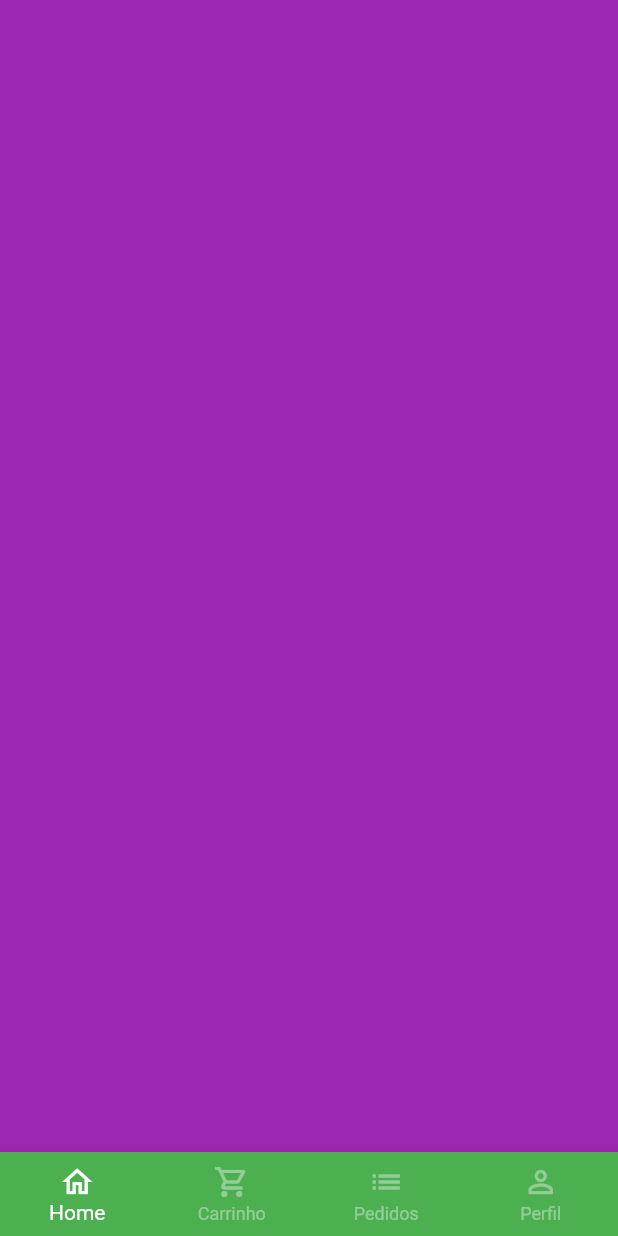
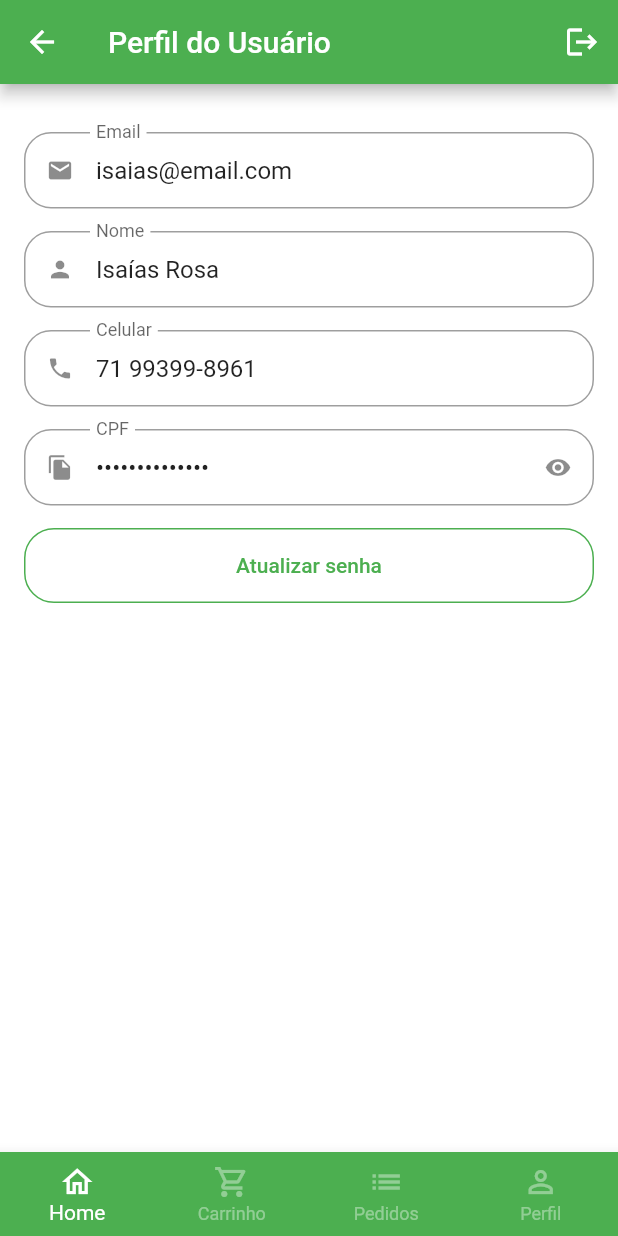
Before and after one commit to isaias99i/GreenGrocer, a Flutter app: the BaseScreen screen opened directly, swiped to page 4, on a phone screen of 412 x 824 dp. Run offline on Flutter 3.47's test engine with Material 2 defaults, Android fonts, the phone set to English and light mode, and no system bars; our stand-ins replace animated_text_kit, badges, mask_text_input_formatter.

Commit message:
Início de configuração da tela de Perfil do usuário

```diff
--- a/lib/src/config/app_data.dart
+++ b/lib/src/config/app_data.dart
@@ -1,5 +1,6 @@
 import 'package:greengrocer/src/models/cart_item_model.dart';
 import 'package:greengrocer/src/models/item_model.dart';
+import 'package:greengrocer/src/models/user_model.dart';
 
 ItemModel apple = ItemModel(
   description: 'Maçã de qualidade e benefício',
@@ -80,3 +81,11 @@ List<CartItemModel> cartItems = [
     quantity: 1,
   ),
 ];
+
+UserModel user = UserModel(
+  phone: '71 99399-8961',
+  cpf: '000.444.333-11',
+  email: 'isaias@email.com',
+  name: 'Isaías Rosa',
+  password: 'admin',
+);
--- /dev/null
+++ b/lib/src/models/user_model.dart
@@ -0,0 +1,15 @@
+class UserModel {
+  late String name;
+  late String email;
+  late String phone;
+  late String cpf;
+  late String password;
+
+  UserModel({
+    required this.phone,
+    required this.cpf,
+    required this.email,
+    required this.name,
+    required this.password,
+  });
+}
--- a/lib/src/pages/base/base_screen.dart
+++ b/lib/src/pages/base/base_screen.dart
@@ -1,4 +1,5 @@
 import 'package:flutter/material.dart';
+import 'package:greengrocer/src/pages/profile/profile_tab.dart';
 
 import '../cart/cart_tab.dart';
 import '../home/home_tab.dart';
@@ -22,9 +23,9 @@ class _BaseScreenState extends State<BaseScreen> {
         controller: pageController,
         children: [
           const HomeTab(),
-          CartTab(),
+          const CartTab(),
           Container(color: Colors.black,),
-          Container(color: Colors.purple,),
+          const ProfileTab(),
         ],
       ),
       bottomNavigationBar: BottomNavigationBar(
--- a/lib/src/pages/common_widgets/custom_text_field.dart
+++ b/lib/src/pages/common_widgets/custom_text_field.dart
@@ -6,6 +6,8 @@ class CustomTextField extends StatefulWidget {
   final String label;
   final bool isSecret;
   final List<TextInputFormatter>? inputFormatters;
+  final String? inicialValue;
+  final bool readOnly;
 
   const CustomTextField({
     Key? key,
@@ -13,6 +15,8 @@ class CustomTextField extends StatefulWidget {
     required this.label,
     this.isSecret = false,
     this.inputFormatters,
+    this.inicialValue,
+    this.readOnly = false,
   }) : super(key: key);
 
   @override
@@ -34,6 +38,8 @@ class _CustomTextFieldState extends State<CustomTextField> {
     return Padding(
       padding: const EdgeInsets.only(bottom: 15),
       child: TextFormField(
+        readOnly: widget.readOnly,
+        initialValue: widget.inicialValue,
         inputFormatters: widget.inputFormatters,
         obscureText: isObscure,
         decoration: InputDecoration(
--- /dev/null
+++ b/lib/src/pages/profile/profile_tab.dart
@@ -0,0 +1,77 @@
+import 'package:flutter/material.dart';
+import 'package:greengrocer/src/pages/common_widgets/custom_text_field.dart';
+import 'package:greengrocer/src/config/app_data.dart' as appData;
+
+class ProfileTab extends StatelessWidget {
+  const ProfileTab({Key? key}) : super(key: key);
+
+  @override
+  Widget build(BuildContext context) {
+    return Scaffold(
+      appBar: AppBar(
+        title: const Text('Perfil do Usuário'),
+        actions: [
+          IconButton(
+              onPressed: () {},
+              icon: const Icon(
+                Icons.logout,
+              ))
+        ],
+      ),
+      body: ListView(
+        physics: const BouncingScrollPhysics(),
+        padding: const EdgeInsets.fromLTRB(16, 32, 16, 16),
+        children: [
+          //Email
+          CustomTextField(
+            readOnly: true,
+            inicialValue: appData.user.email,
+            icon: Icons.email,
+            label: 'Email',
+          ),
+
+          // Nome
+          CustomTextField(
+            readOnly: true,
+            inicialValue: appData.user.name,
+            icon: Icons.person,
+            label: 'Nome',
+          ),
+
+          //Celular
+          CustomTextField(
+            readOnly: true,
+            inicialValue: appData.user.phone,
+            icon: Icons.phone,
+            label: 'Celular',
+          ),
+
+          //CPF
+          CustomTextField(
+            readOnly: true,
+            inicialValue: appData.user.cpf,
+            icon: Icons.file_copy,
+            label: 'CPF',
+            isSecret: true,
+          ),
+
+          //Botão atualizar senha
+          SizedBox(
+            height: 50,
+            child: OutlinedButton(
+              style: OutlinedButton.styleFrom(
+                  side: const BorderSide(
+                    color: Colors.green,
+                  ),
+                  shape: RoundedRectangleBorder(
+                    borderRadius: BorderRadius.circular(20),
+                  )),
+              onPressed: () {},
+              child: const Text('Atualizar senha'),
+            ),
+          )
+        ],
+      ),
+    );
+  }
+}
```
